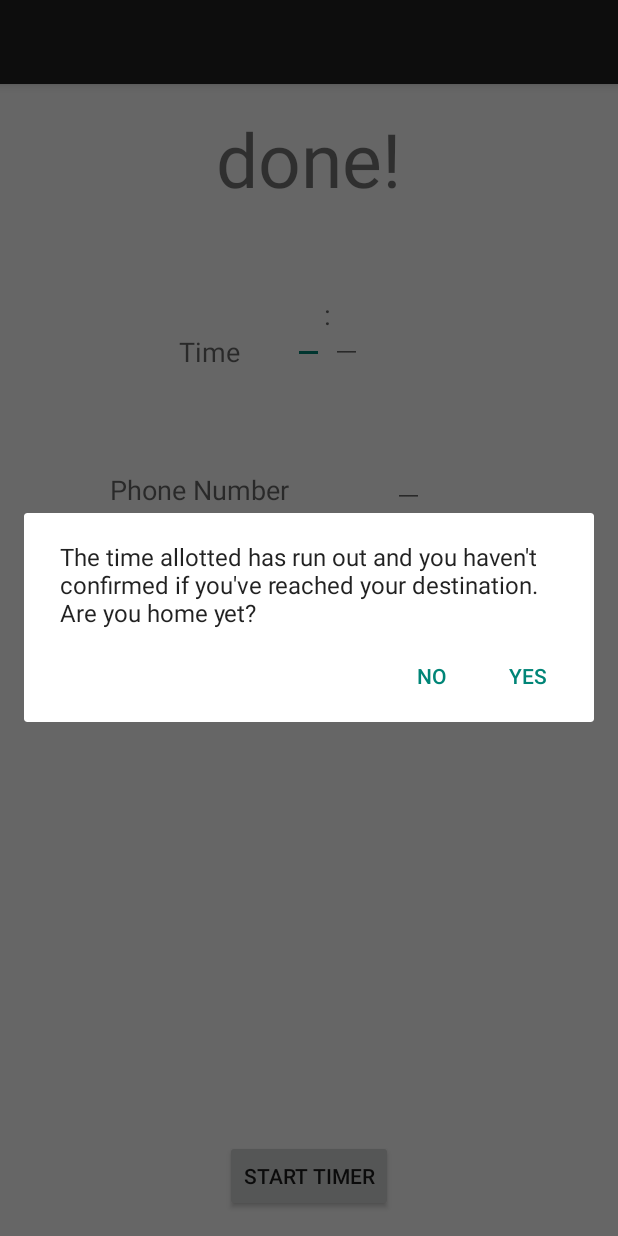
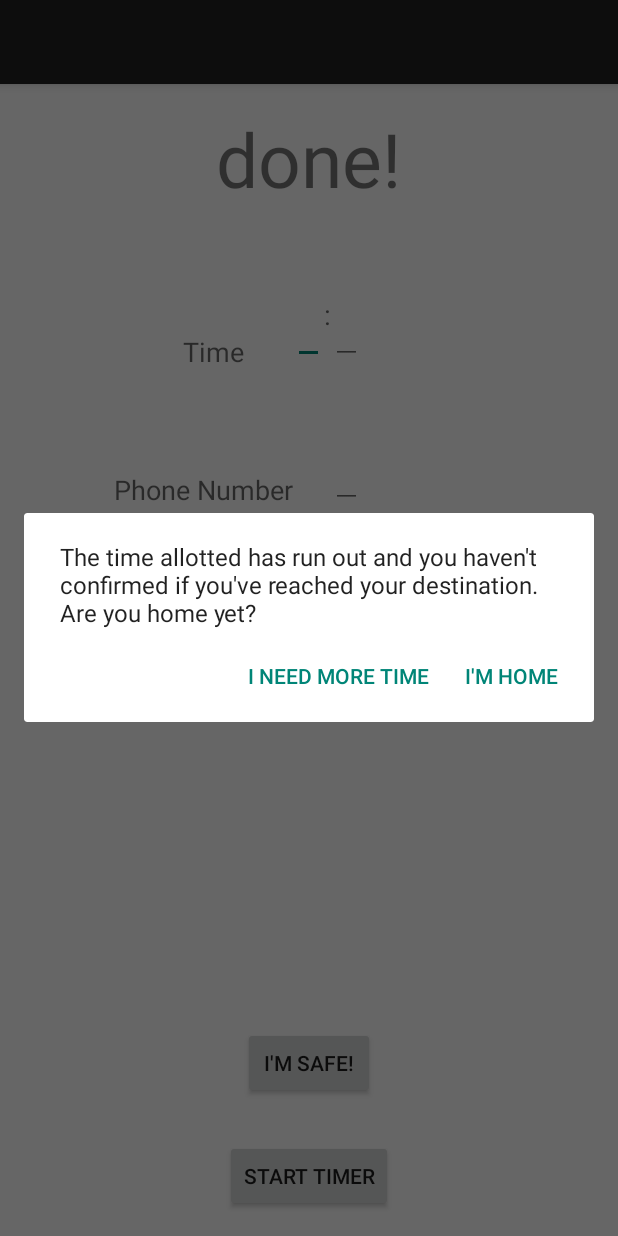
Before and after one commit to hellorichardpham/Bulletin-Board-Chat-master, an Android app: the screen it shows after launch (MainActivity), after a tap on "START TIMER", on a phone screen of 412 x 824 dp. Run offline under Robolectric (Android 15) with nearby library versions, the phone set to English and light mode, and no system bars; 2 statements that could not run were skipped.

Commit message:
"I'm safe" button exits app.

```diff
--- a/app/src/main/java/com/holy/trinity/gotchoback/MainActivity.java
+++ b/app/src/main/java/com/holy/trinity/gotchoback/MainActivity.java
@@ -6,6 +6,7 @@ import android.content.DialogInterface;
 import android.content.Intent;
 import android.hardware.Sensor;
 import android.hardware.SensorManager;
+import android.media.MediaPlayer;
 import android.net.Uri;
 import android.os.Handler;
 import android.text.TextUtils;
@@ -26,12 +27,14 @@ import android.widget.TextView;
 import android.widget.Toast;
 import java.util.concurrent.TimeUnit;
 import android.telephony.SmsManager;
+import android.os.Message;
 //
 
 public class MainActivity extends ActionBarActivity {
 
     Button mButton;
     EditText mEdit;
+    TextView pEdit;
     EditText sEdit;
     TextView cEdit;
     int totalTime = 0;
@@ -48,11 +51,14 @@ public class MainActivity extends ActionBarActivity {
     //no response
     CountDownTimer counter;
     final int DISMISS = 0;
-    AlertDialog dialog;
+    final int DANGER = 1;
+    AlertDialog dialog, dialog2;
     final int TIMEOUT = 5000;
     String phoneNoInput;
-
-
+    boolean isPaused, isCanceled;
+    MediaPlayer sound;
+    Button sButton;
+    int remainingTime;
 
     /*** Called when the activity is first created.*/
     @Override
@@ -60,11 +66,14 @@ public class MainActivity extends ActionBarActivity {
         super.onCreate(savedInstanceState);
         setContentView(R.layout.activity_main);
 
+
+        sButton = (Button) findViewById(R.id.safe);
         mButton = (Button) findViewById(R.id.button);
         mEdit = (EditText) findViewById(R.id.minuteView);
         sEdit = (EditText) findViewById(R.id.secondView);
         txtphoneNo = (EditText) findViewById(R.id.phoneNumberInput);
         txtMessage = (EditText) findViewById(R.id.messageInput);
+        sound = MediaPlayer.create(this, R.raw.alarm);
 
         mSensorManager = (SensorManager) getSystemService(Context.SENSOR_SERVICE);
         mSensorListener = new ShakeEventListener();
@@ -114,6 +123,7 @@ public class MainActivity extends ActionBarActivity {
                 new View.OnClickListener() {
                     public void onClick(View view) {
                         Log.v("TIME??", mEdit.getText().toString());
+                        if (!isPaused) {
                             if (!TextUtils.isEmpty(mEdit.getText())) {
                                 totalTime += Integer.parseInt(mEdit.getText().toString()) * 60000;
                             } else {
@@ -125,77 +135,99 @@ public class MainActivity extends ActionBarActivity {
                             } else {
                                 totalTime += 0;
                             }
+                        }
 
                         System.out.println("totalTime: " + totalTime);
 
                         cEdit = (TextView) findViewById(R.id.countdownView);
 
                         //COINTDOWN TIMER
-                        if (countdownHasStarted == false) {
+                        if (!countdownHasStarted || isPaused || isCanceled) {
                             countdownHasStarted = true;
+                            //isPaused = false;
+                            isCanceled = false;
 
                             phoneNoInput = txtphoneNo.getText().toString();
 
-                            new CountDownTimer(totalTime, 1000) {
+                            //COINTDOWN TIMER
+                            counter = new CountDownTimer(totalTime, 1000) {
                                 public void onTick(long millisUntilFinished) {
-
-                                    //Convert to minutes and seconds
+                                    if (isPaused || isCanceled) {
+                                        totalTime = (int) millisUntilFinished;
+                                        countdownHasStarted = false;
+                                        //pEdit = (TextView) findViewById(R.id.countdownView);
+                                        cancel();
+                                    }
+//                                    countdownHasStarted = true;
+//                                    //Convert to minutes and seconds
                                cEdit.setText("" + String.format(FORMAT,
                                       TimeUnit.MILLISECONDS.toHours(millisUntilFinished),
                                          TimeUnit.MILLISECONDS.toMinutes(millisUntilFinished) - TimeUnit.HOURS.toMinutes(
                                          TimeUnit.MILLISECONDS.toHours(millisUntilFinished)),
                                         TimeUnit.MILLISECONDS.toSeconds(millisUntilFinished) - TimeUnit.MINUTES.toSeconds(
                                                   TimeUnit.MILLISECONDS.toMinutes(millisUntilFinished))));
+                                    //totalTime = (int) millisUntilFinished;
+                                    //System.out.println(totalTime);
+
                              }
 
 
                                 //GET LOCATION OF PHONE
                                 Location lastLocation;
 
-                                //get #
+                                public void onFinish() {
 
-
-                                public void onFinish() {
                                     cEdit.setText("done!");
                                     totalTime = 0;
-                                    sendSMSMessage();
                                     countdownHasStarted = false;
+                                    System.out.println("Generating first dialog");
                                     generateDialog();
                                 }
-                            }
-                                    .start();
+
+                            }.start();
+
                         }
 
 
                     }
 
                     private Handler mHandler = new Handler() {
-                        public void handleMessage(android.os.Message msg) {
-                            System.out.println("Handle Message");
+                        public void handleMessage(Message msg) {
+                            System.out.println("Handle Message: CASE: " + msg.what);
                             switch (msg.what) {
                                 case DISMISS:
                                     if (dialog != null && dialog.isShowing()) {
+                                        System.out.println("I hit the dismiss case");
                                         dialog.dismiss();
+                                        //Play Music
+                                        sound.start();
+                                        generateSecondDialog();
+                                        //dialog.dismiss();
                                     }
                                     break;
-
+                                case DANGER:
+                                    if (dialog2 != null && dialog2.isShowing()) {
+                                        System.out.println("I hit the danger case");
+                                        //Send out text to loved one.
+                                        sendSMSMessage();
+                                        dialog2.dismiss();
+                                    }
                                 default:
                                     break;
                             }
                         }
                     };
 
-
                     private void generateDialog() {
                         AlertDialog.Builder builder = new AlertDialog.Builder(MainActivity.this);
-                        System.out.println("Created Builder");
-                        builder.setMessage("The time allotted has run out and you haven't confirmed if you've reached your destination. Are you home yet?").setCancelable(false).setPositiveButton("Yes", new DialogInterface.OnClickListener() {
+                        builder.setMessage("The time allotted has run out and you haven't confirmed if you've reached your destination. Are you home yet?")
+                                .setCancelable(false).setPositiveButton("I'm home", new DialogInterface.OnClickListener() {
                             public void onClick(DialogInterface dialog, int id) {
                                 System.out.println(" onclick Builder");
+                                //Finish closes the app
                                 finish();
-                                //I want to return to a default state. Yes I made it home.
                             }
-                        }).setNegativeButton("No", new DialogInterface.OnClickListener() {
+                        }).setNegativeButton("I need more time", new DialogInterface.OnClickListener() {
                             public void onClick(DialogInterface dialog, int id) {
 
                             }
@@ -203,7 +235,24 @@ public class MainActivity extends ActionBarActivity {
                         dialog = builder.create();
                         dialog.show();
                         mHandler.sendEmptyMessageDelayed(DISMISS, TIMEOUT);
-                        System.out.println("Send message");
+                    }
+
+                    private void generateSecondDialog() {
+                        AlertDialog.Builder builder = new AlertDialog.Builder(MainActivity.this);
+                        builder.setMessage("Please respond in the next 5 seconds or your text message and last location will be sent to your emergency contact.")
+                                .setCancelable(false).setPositiveButton("I'm home", new DialogInterface.OnClickListener() {
+                            public void onClick(DialogInterface dialog, int id) {
+                                finish();
+                                //I want to return to a default state. Yes I made it home.
+                            }
+                        }).setNegativeButton("I need more time", new DialogInterface.OnClickListener() {
+                            public void onClick(DialogInterface dialog2, int id) {
+
+                            }
+                        });
+                        dialog2 = builder.create();
+                        dialog2.show();
+                        mHandler.sendEmptyMessageDelayed(DANGER, TIMEOUT);
                     }
 
 
@@ -227,9 +276,16 @@ public class MainActivity extends ActionBarActivity {
                     }
                 });
 
+        sButton.setOnClickListener(
+                new View.OnClickListener() {
+                    public void onClick(View view) {
+                        Toast.makeText(getApplicationContext(), "I'm glad you're safe! :)", Toast.LENGTH_LONG).show();
+                        System.exit(0);
 
+                        //totalTime = 0;
 
-
+                    }
+                });
                         mSensorListener.setOnShakeListener(new ShakeEventListener.OnShakeListener() {
                             private void call() {
                                 try {
@@ -240,18 +296,21 @@ public class MainActivity extends ActionBarActivity {
                                     Log.e("helloandroid", "Call failed", e);
                                 }
                             }
+
                             public void onShake() {
 
-                if (countdownHasStarted == true) {
+                                if (countdownHasStarted) {
+                                    countdownHasStarted = false;
+                                    isPaused = true;
+                                    counter.cancel();
 
                                     Toast.makeText(MainActivity.this, "Shake!", Toast.LENGTH_SHORT).show();
                                     call();
+
                                 }
                             }
                         });
                     }
-
-
 
 
                     @Override
@@ -280,7 +339,6 @@ public class MainActivity extends ActionBarActivity {
                     }
 
 
-
                     @Override
                     public boolean onCreateOptionsMenu(Menu menu) {
                         // Inflate the menu; this adds items to the action bar if it is present.
--- a/app/src/main/res/layout/activity_main.xml
+++ b/app/src/main/res/layout/activity_main.xml
@@ -65,10 +65,9 @@
         android:id="@+id/message"
         android:focusableInTouchMode="false"
         android:layout_below="@+id/phoneNumber"
-        android:layout_alignRight="@+id/button"
-        android:layout_alignEnd="@+id/button"
-        android:layout_marginRight="69dp"
-        android:layout_marginEnd="69dp" />
+        android:layout_toLeftOf="@+id/minuteView"
+        android:layout_toStartOf="@+id/minuteView"
+        android:layout_marginTop="27dp" />
 
     <EditText
         android:layout_width="wrap_content"
@@ -76,10 +75,10 @@
         android:textAppearance="?android:attr/textAppearanceMedium"
         android:id="@+id/phoneNumberInput"
         android:focusableInTouchMode="true"
-        android:layout_above="@+id/message"
-        android:layout_toRightOf="@+id/message"
-        android:layout_toEndOf="@+id/message"
-        android:inputType="number"/>
+        android:inputType="number"
+        android:layout_alignBottom="@+id/phoneNumber"
+        android:layout_toRightOf="@+id/textView2"
+        android:layout_toEndOf="@+id/textView2" />
 
     <EditText
         android:layout_width="wrap_content"
@@ -88,8 +87,8 @@
         android:id="@+id/messageInput"
         android:focusableInTouchMode="true"
         android:layout_alignBottom="@+id/message"
-        android:layout_alignLeft="@+id/phoneNumberInput"
-        android:layout_alignStart="@+id/phoneNumberInput" />
+        android:layout_toRightOf="@+id/textView2"
+        android:layout_toEndOf="@+id/textView2" />
 
     <TextView
         android:layout_width="wrap_content"
@@ -113,4 +112,14 @@
         android:layout_toRightOf="@+id/minuteView"
         android:layout_toEndOf="@+id/minuteView" />
 
+    <Button
+        android:layout_width="wrap_content"
+        android:layout_height="wrap_content"
+        android:text="I&apos;m safe!"
+        android:id="@+id/safe"
+        android:layout_marginBottom="27dp"
+        android:layout_gravity="center"
+        android:layout_above="@+id/button"
+        android:layout_centerHorizontal="true" />
+
 </RelativeLayout>
```
Also changed, not shown: 1 other file. Lines whose indentation alone changed are shown as unchanged.
